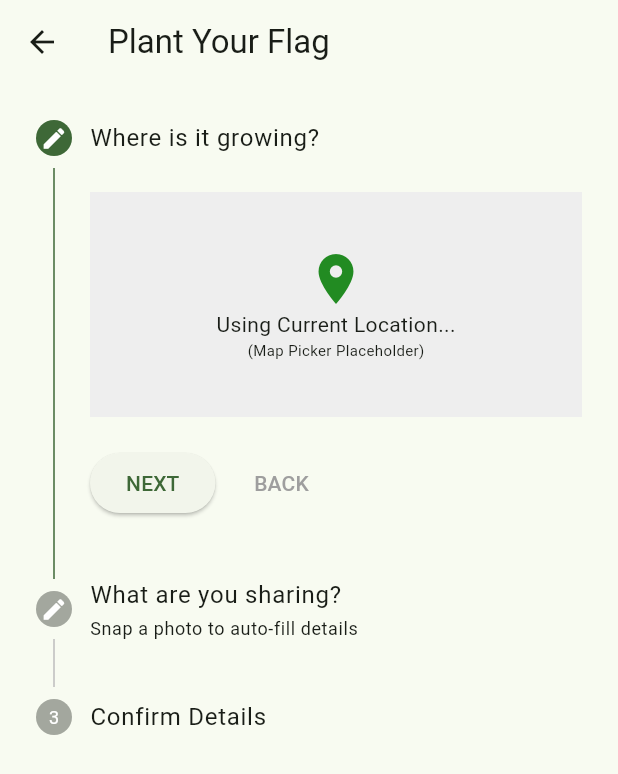
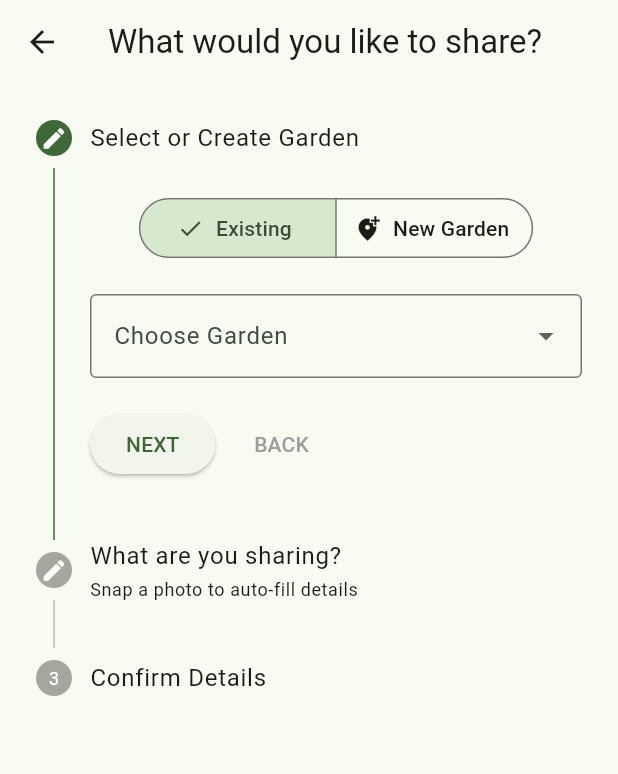
Before and after one commit to javigome/once_upon_a_yard, a Flutter app: the AddHarvestScreen screen opened directly, on a phone screen of 412 x 824 dp. Shown: the top 774 px of the screen. Run offline on Flutter 3.47's test engine with Material 3 defaults, Android fonts, the phone set to English and light mode, and no system bars; our stand-ins replace cloud_firestore, firebase_auth, firebase_core, firebase_storage, geolocator, google_generative_ai and 3 more; missing offline and left inert: firebase_app_check; accounts and stored records are empty; Roboto replaces fonts that are missing (Nunito).

Commit message:
Update bottom sheet to include garden update harvest UI to include garden.

```diff
--- a/lib/screens/add_harvest.dart
+++ b/lib/screens/add_harvest.dart
@@ -28,10 +28,15 @@ class _AddHarvestScreenState extends State<AddHarvestScreen> {
   String _selectedCategory = 'Fruit';
   String _privacyLevel = 'blurred'; // exact, blurred, chat_only
   final List<String> _categories = ['Fruit', 'Herb', 'Flower', 'Vegetable', 'Other'];
-
+  bool _isNewGarden = false;
+  String? _selectedGarden;
   // Services
   final ImagePicker _picker = ImagePicker();
   final AIService _aiService = AIService();
+    // Controllers for the New Garden form
+  final TextEditingController _gardenNameController = TextEditingController();
+  final TextEditingController _gardendescriptionController = TextEditingController();
+  final List<String> _existingGardens = ['Backyard Veggies', 'Front Porch Herbs', 'Community Plot'];
 
   // --- LOGIC: AI PLANT ID ---
   Future<void> _pickAndIdentifyImage(ImageSource source) async {
@@ -146,7 +151,7 @@ class _AddHarvestScreenState extends State<AddHarvestScreen> {
   @override
   Widget build(BuildContext context) {
     return Scaffold(
-      appBar: AppBar(title: const Text("Plant Your Flag")),
+      appBar: AppBar(title: const Text("What would you like to share?")),
       body: Stepper(
         type: StepperType.vertical,
         currentStep: _currentStep,
@@ -187,23 +192,57 @@ class _AddHarvestScreenState extends State<AddHarvestScreen> {
         steps: [
           // STEP 1: LOCATION
           Step(
-            title: const Text("Where is it growing?"),
-            content: Container(
-              height: 150,
-              color: Colors.grey[200],
-              child: const Center(
-                child: Column(
-                  mainAxisAlignment: MainAxisAlignment.center,
-                  children: [
-                    Icon(Icons.location_on, size: 40, color: Color(0xFF228B22)),
-                    Text("Using Current Location..."),
-                    Text("(Map Picker Placeholder)", style: TextStyle(fontSize: 10)),
-                  ],
-                ),
-              ),
-            ),
             isActive: _currentStep >= 0,
             state: _currentStep > 0 ? StepState.complete : StepState.editing,
+            title: Text('Select or Create Garden'),
+            content: Column(
+              children: [
+                SegmentedButton<bool>(
+                  segments: const [
+                    ButtonSegment(value: false, label: Text('Existing'), icon: Icon(Icons.history)),
+                    ButtonSegment(value: true, label: Text('New Garden'), icon: Icon(Icons.add_location_alt)),
+                  ],
+                  selected: {_isNewGarden},
+                  onSelectionChanged: (Set<bool> newSelection) {
+                    setState(() => _isNewGarden = newSelection.first);
+                  },
+                ),
+                SizedBox(height: 20),
+                if (!_isNewGarden)
+                  DropdownButtonFormField<String>(
+                    decoration: InputDecoration(labelText: 'Choose Garden', border: OutlineInputBorder()),
+                    value: _selectedGarden,
+                    items: _existingGardens.map((g) => DropdownMenuItem(value: g, child: Text(g))).toList(),
+                    onChanged: (val) => setState(() => _selectedGarden = val),
+                  )
+                else
+                  Column(
+                    children: [
+                      TextFormField(
+                        controller: _gardenNameController,
+                        decoration: InputDecoration(labelText: 'Garden Name', border: OutlineInputBorder()),
+                      ),
+                      SizedBox(height: 12),
+                      OutlinedButton.icon(
+                        onPressed: () {}, // Location logic
+                        icon: Icon(Icons.my_location),
+                        label: Text("Get Current Location"),
+                        style: OutlinedButton.styleFrom(minimumSize: Size(double.infinity, 45)),
+                      ),
+                      SizedBox(height: 12),
+                      TextFormField(
+                        controller: _gardenNameController,
+                        maxLines: 3,
+                        decoration: InputDecoration(
+                          labelText: 'Description',
+                          hintText: 'e.g. Soil type, sun exposure...',
+                          border: OutlineInputBorder(),
+                        ),
+                      ),
+                    ],
+                  ),
+              ],
+            ),
           ),
 
           // STEP 2: PHOTO & AI
```
Also changed, not shown: lib/screens/home_map.dart (+21 -2 lines).
